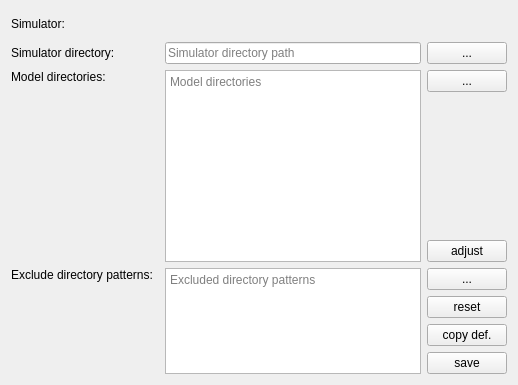
Above: src/blackgui/components/settingssimulatorbasicscomponent.ui from swift-project/pilotclient before the change. Below: the same form after it.
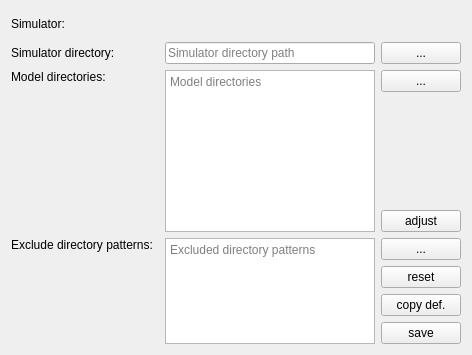
That is the form after the change. Custom widgets are drawn as their Qt base class.

What changed in the file:
```diff
--- a/src/blackgui/components/settingssimulatorbasicscomponent.ui
+++ b/src/blackgui/components/settingssimulatorbasicscomponent.ui
@@ -2,6 +2,14 @@
 <ui version="4.0">
  <class>CSettingsSimulatorBasicsComponent</class>
  <widget class="QFrame" name="CSettingsSimulatorBasicsComponent">
+  <property name="geometry">
+   <rect>
+    <x>0</x>
+    <y>0</y>
+    <width>472</width>
+    <height>355</height>
+   </rect>
+  </property>
   <property name="windowTitle">
    <string>Simulator basic settings</string>
   </property>
@@ -64,11 +72,11 @@
      </property>
     </widget>
    </item>
-   <item row="0" column="1" colspan="2">
+   <item row="0" column="1" colspan="2" alignment="Qt::AlignLeft">
     <widget class="BlackGui::Components::CSimulatorSelector" name="comp_SimulatorSelector">
      <property name="minimumSize">
       <size>
-       <width>0</width>
+       <width>150</width>
        <height>25</height>
       </size>
      </property>
```
